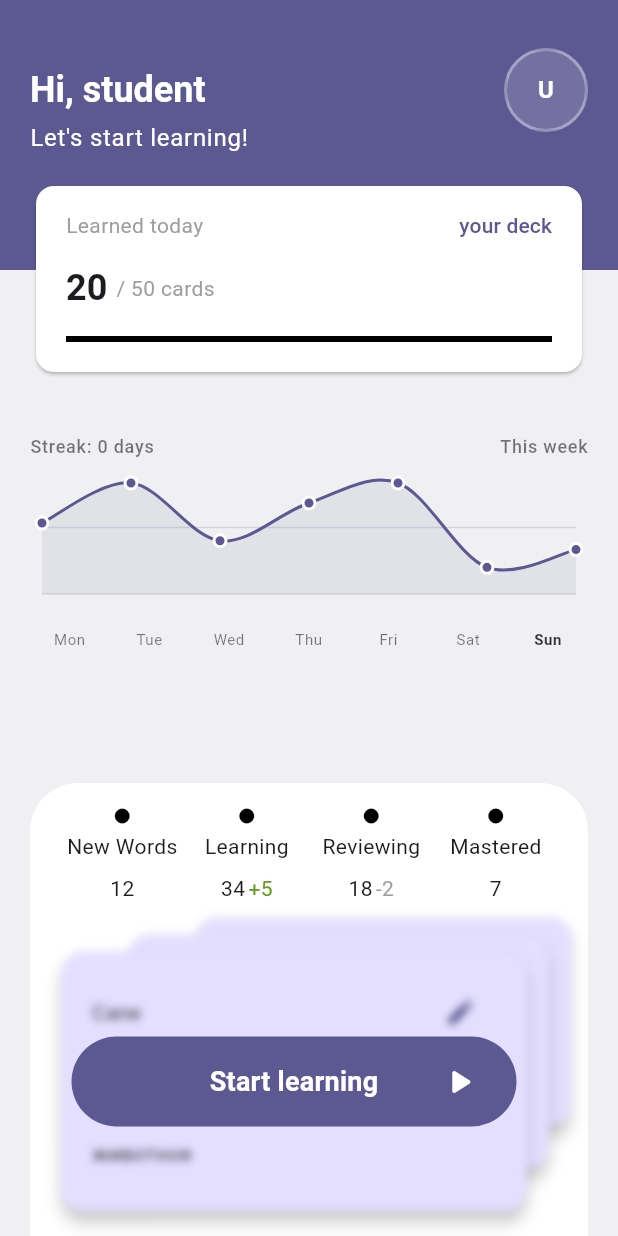
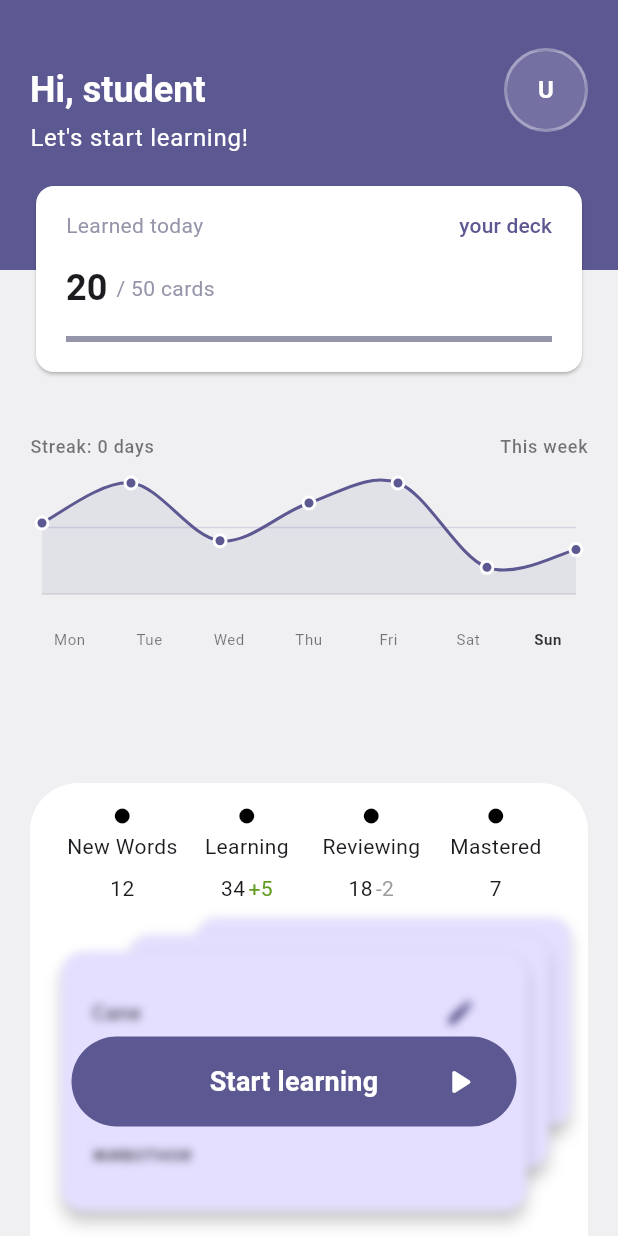
Before and after one commit to Alex-Yu21/flashcards_v2, a Flutter app: the screen it shows after launch, after a tap on "Skip >>", on a phone screen of 412 x 824 dp. Run offline on Flutter 3.47's test engine with Material 3 defaults, Android fonts, the phone set to English and light mode, and no system bars; drawn by our look-alikes of flutter_card_swiper; our stand-ins replace firebase_auth, firebase_core, go_router; accounts and stored records are empty; generated files the repository leaves out were written again.

Commit message:
style: changes in colors and bottom nav bar

```diff
--- a/lib/app/navigation/layout_scaffold.dart
+++ b/lib/app/navigation/layout_scaffold.dart
@@ -12,6 +12,8 @@ class LayoutScaffold extends StatelessWidget {
   final StatefulNavigationShell navigationShell;
   @override
   Widget build(BuildContext context) {
+    final cs = Theme.of(context).colorScheme;
+
     return StreamBuilder(
       stream: FirebaseAuth.instance.authStateChanges(),
       builder: (ctx, snapshot) {
@@ -24,16 +26,30 @@ class LayoutScaffold extends StatelessWidget {
 
         return Scaffold(
           body: navigationShell,
-          bottomNavigationBar: NavigationBar(
+
+          bottomNavigationBar: NavigationBarTheme(
+            data: NavigationBarThemeData(
+              backgroundColor: cs.surface,
+              indicatorColor: cs.primary,
+              iconTheme: WidgetStateProperty.resolveWith((states) {
+                return IconThemeData(
+                  color: states.contains(WidgetState.selected)
+                      ? cs.onPrimary
+                      : cs.onSurfaceVariant,
+                );
+              }),
+            ),
+            child: NavigationBar(
+              labelBehavior: NavigationDestinationLabelBehavior.alwaysHide,
               selectedIndex: navigationShell.currentIndex,
               onDestinationSelected: navigationShell.goBranch,
               indicatorColor: Theme.of(context).colorScheme.primary,
               destinations: destinations
                   .map(
-                  (d) =>
-                      NavigationDestination(icon: Icon(d.icon), label: d.label),
+                    (d) => NavigationDestination(icon: Icon(d.icon), label: ''),
                   )
                   .toList(),
+            ),
           ),
         );
       },
--- a/lib/features/learning/presentation/views/home_view.dart
+++ b/lib/features/learning/presentation/views/home_view.dart
@@ -6,7 +6,6 @@ import 'package:flutter/material.dart';
 
 const double kPad = 20;
 const kPad20 = EdgeInsets.symmetric(horizontal: kPad);
-const kInsetsV = EdgeInsets.symmetric(vertical: kPad);
 
 const double kHeaderStackHeight = 250;
 const double kHeaderHeight = 180;
@@ -38,14 +37,14 @@ class HomeView extends StatelessWidget {
     final double avatarTop = (kCardTopOffset - kAvatarSize) / 2;
 
     final titleStyle = theme.textTheme.headlineSmall?.copyWith(
-      color: Colors.white,
+      color: cs.onPrimary,
       fontWeight: FontWeight.bold,
     );
     final subtitleStyle = theme.textTheme.bodyLarge?.copyWith(
-      color: Colors.white,
+      color: cs.onPrimary,
     );
     final metricLabelStyle = theme.textTheme.bodyMedium?.copyWith(
-      color: Colors.grey,
+      color: cs.onSurfaceVariant,
     );
     final metricValueStyle = theme.textTheme.headlineSmall?.copyWith(
       fontWeight: FontWeight.bold,
@@ -133,9 +132,10 @@ class HomeView extends StatelessWidget {
                               ),
                               Spacer(),
                               Container(
+                                // TODO LinearProgressIndicator
                                 width: double.infinity,
                                 height: kProgressBarHeight,
-                                color: Colors.black,
+                                color: cs.onSurfaceVariant,
                               ),
                               const SizedBox(height: kPad),
                             ],
```
Lines whose indentation alone changed are shown as unchanged.
